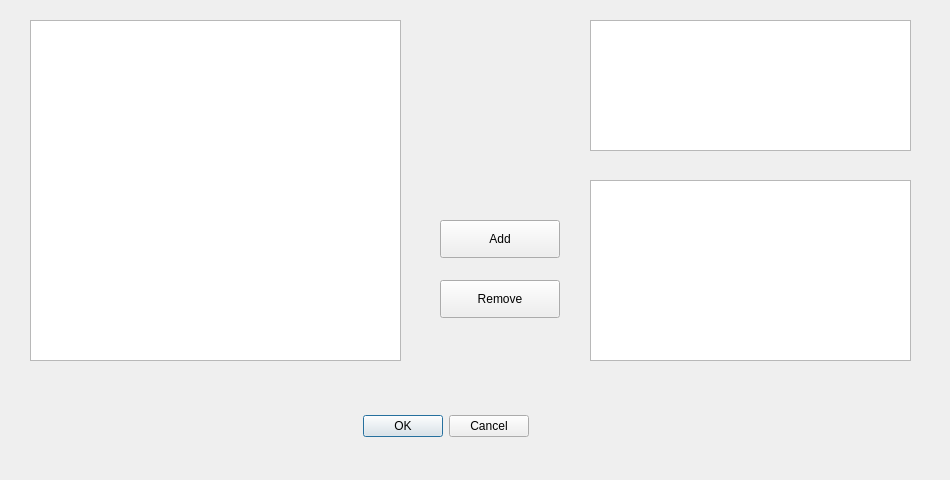
Before: the Qt Designer form src/view/edit_keyboard_layouts_dialog.ui in dangvd/crystal-dock, drawn with Qt 5.
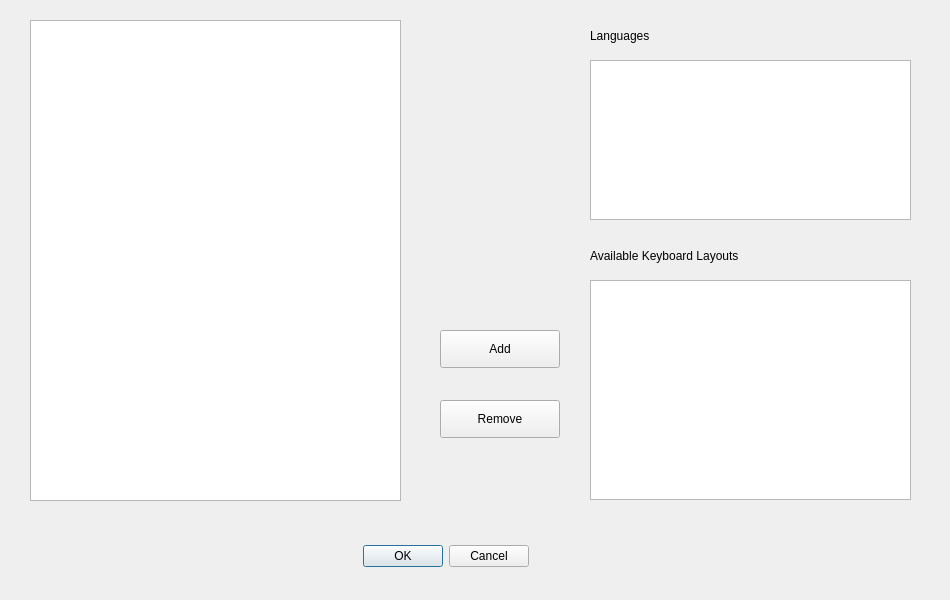
After: the same form once the commit is applied. Icons and pictures are not drawn.

Commit message: [Keyboard Layout] Initial logic for Edit Keyboard Layouts #200

Diff of the .ui file:
```diff
--- a/src/view/edit_keyboard_layouts_dialog.ui
+++ b/src/view/edit_keyboard_layouts_dialog.ui
@@ -7,7 +7,7 @@
     <x>0</x>
     <y>0</y>
     <width>950</width>
-    <height>480</height>
+    <height>600</height>
    </rect>
   </property>
   <property name="windowTitle">
@@ -17,7 +17,7 @@
    <property name="geometry">
     <rect>
      <x>220</x>
-     <y>410</y>
+     <y>540</y>
      <width>451</width>
      <height>32</height>
     </rect>
@@ -38,7 +38,7 @@
      <x>30</x>
      <y>20</y>
      <width>371</width>
-     <height>341</height>
+     <height>481</height>
     </rect>
    </property>
   </widget>
@@ -46,9 +46,9 @@
    <property name="geometry">
     <rect>
      <x>590</x>
-     <y>20</y>
+     <y>60</y>
      <width>321</width>
-     <height>131</height>
+     <height>160</height>
     </rect>
    </property>
   </widget>
@@ -56,9 +56,9 @@
    <property name="geometry">
     <rect>
      <x>590</x>
-     <y>180</y>
+     <y>280</y>
      <width>321</width>
-     <height>181</height>
+     <height>220</height>
     </rect>
    </property>
   </widget>
@@ -66,7 +66,7 @@
    <property name="geometry">
     <rect>
      <x>440</x>
-     <y>220</y>
+     <y>330</y>
      <width>120</width>
      <height>38</height>
     </rect>
@@ -82,7 +82,7 @@
    <property name="geometry">
     <rect>
      <x>440</x>
-     <y>280</y>
+     <y>400</y>
      <width>120</width>
      <height>38</height>
     </rect>
@@ -94,6 +94,32 @@
     <iconset theme="edit-delete"/>
    </property>
   </widget>
+  <widget class="QLabel" name="languageLabel">
+   <property name="geometry">
+    <rect>
+     <x>590</x>
+     <y>20</y>
+     <width>200</width>
+     <height>32</height>
+    </rect>
+   </property>
+   <property name="text">
+    <string>Languages</string>
+   </property>
+  </widget>
+  <widget class="QLabel" name="keyboardLayoutsLabel">
+   <property name="geometry">
+    <rect>
+     <x>590</x>
+     <y>240</y>
+     <width>300</width>
+     <height>32</height>
+    </rect>
+   </property>
+   <property name="text">
+    <string>Available Keyboard Layouts</string>
+   </property>
+  </widget>
  </widget>
  <resources/>
  <connections>
```
The commit also changes 5 other files.
